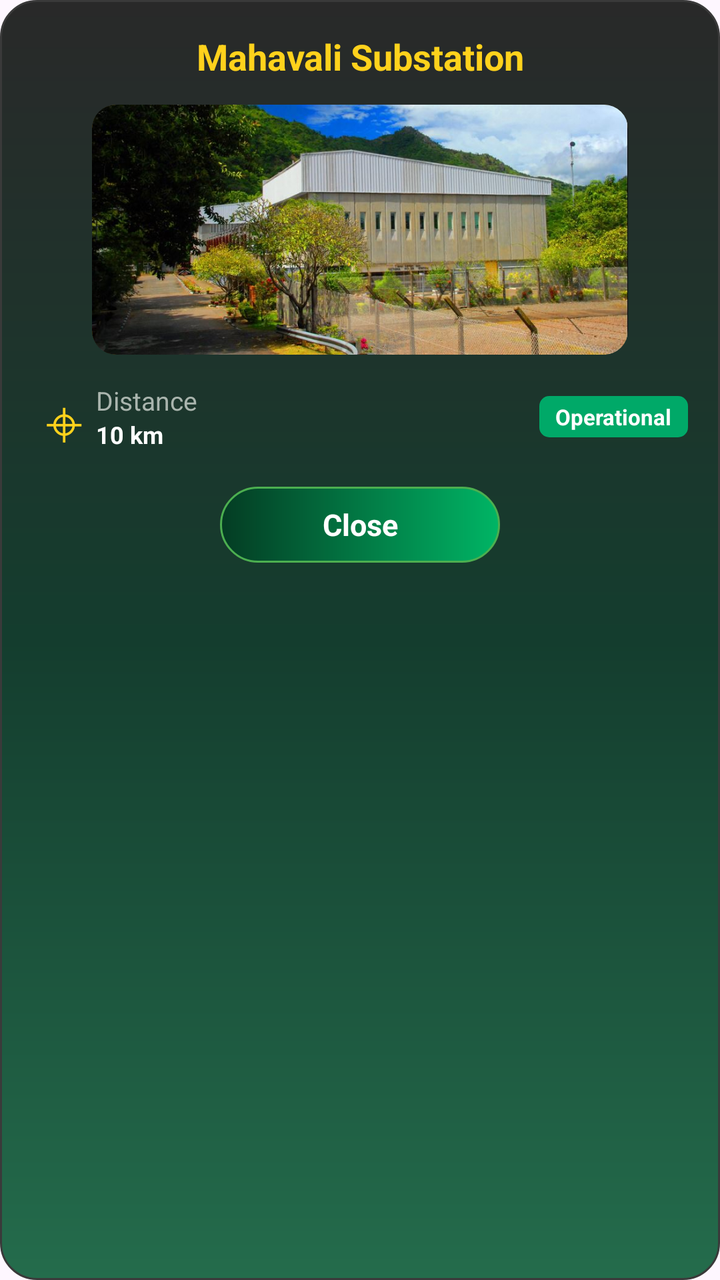
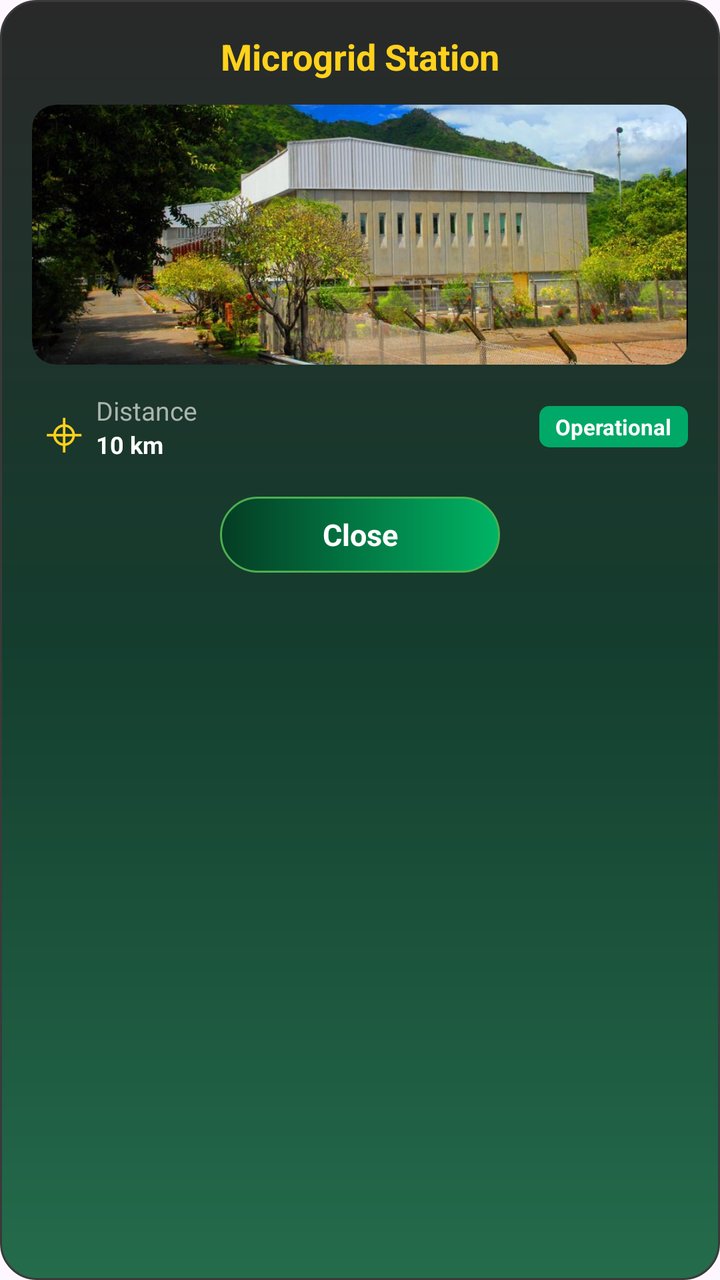

Two renders of the same Android screen: before a commit and after it. Below are the layout's source before the change and the commit's diff.
<!-- AndroidManifest.xml: application theme Theme.SolarGrid -->
<!-- res/layout/dialog_grid_operator_power_station.xml -->
<?xml version="1.0" encoding="utf-8"?>
<LinearLayout xmlns:android="http://schemas.android.com/apk/res/android"
    android:layout_width="300dp"
    android:layout_height="wrap_content"
    android:orientation="vertical"
    android:gravity="center_horizontal"
    android:padding="16dp"
    android:background="@drawable/modal_bg">

    
    <TextView
        android:id="@+id/stationTitle"
        android:layout_width="match_parent"
        android:layout_height="wrap_content"
        android:gravity="center"
        android:text="Mahavali Substation"
        android:textColor="#FFD21C"
        android:textSize="18sp"
        android:textStyle="bold"
        android:fontFamily="sans" />

    
    <FrameLayout
        android:layout_width="268dp"
        android:layout_height="125dp"
        android:layout_marginTop="12dp"
        android:background="@drawable/station_image_bg"
        android:clipChildren="true"
        android:clipToOutline="true">

        <ImageView
            android:id="@+id/stationImage"
            android:layout_width="match_parent"
            android:layout_height="match_parent"
            android:scaleType="centerCrop"
            android:src="@drawable/station"
            android:clipToOutline="true"
            android:outlineProvider="background"
            android:contentDescription="Power station image" />

    </FrameLayout>

    
    <LinearLayout
        android:layout_width="match_parent"
        android:layout_height="wrap_content"
        android:layout_marginTop="14dp"
        android:gravity="center_vertical"
        android:orientation="horizontal">

        
        <TextView
            android:layout_width="32dp"
            android:layout_height="32dp"
            android:gravity="center"
            android:text="⌖"
            android:textColor="#FFD21C"
            android:textSize="28sp" />

        
        <LinearLayout
            android:layout_width="0dp"
            android:layout_height="wrap_content"
            android:layout_weight="1"
            android:orientation="vertical">

            <TextView
                android:layout_width="wrap_content"
                android:layout_height="wrap_content"
                android:text="Distance"
                android:textColor="#AAB5AE"
                android:textSize="13sp" />

            <TextView
                android:id="@+id/stationDistance"
                android:layout_width="wrap_content"
                android:layout_height="wrap_content"
                android:text="10 km"
                android:textColor="#FFFFFF"
                android:textSize="12sp"
                android:textStyle="bold" />

        </LinearLayout>

        
        <TextView
            android:id="@+id/stationStatus"
            android:layout_width="wrap_content"
            android:layout_height="wrap_content"
            android:gravity="center"
            android:paddingStart="8dp"
            android:paddingEnd="8dp"
            android:paddingTop="3dp"
            android:paddingBottom="3dp"
            android:text="Operational"
            android:textColor="#FFFFFF"
            android:textSize="11sp"
            android:textStyle="bold"
            android:background="@drawable/today_badge" />

    </LinearLayout>

    
    <FrameLayout
        android:id="@+id/closeButton"
        android:layout_width="140dp"
        android:layout_height="38dp"
        android:layout_marginTop="18dp"
        android:clickable="true"
        android:focusable="true"
        android:background="@drawable/bg_energy_button">

        <TextView
            android:layout_width="match_parent"
            android:layout_height="match_parent"
            android:gravity="center"
            android:text="Close"
            android:textColor="#FFFFFF"
            android:textSize="15sp"
            android:textStyle="bold" />

    </FrameLayout>

</LinearLayout>
<!-- resources referenced by this layout -->
<resources>
  <!-- drawable bg_energy_button (drawable) -->
  <?xml version="1.0" encoding="utf-8"?>
  <shape xmlns:android="http://schemas.android.com/apk/res/android"
      android:shape="rectangle">
  
      <gradient
          android:type="linear"
          android:angle="0"
          android:startColor="#043C23"
          android:endColor="#00B565" />
  
      <corners android:radius="50dp" />
  
      <stroke
          android:width="1dp"
          android:color="#4CAF50" />
  
  </shape>
  <!-- drawable modal_bg (drawable) -->
  <?xml version="1.0" encoding="utf-8"?>
  <shape xmlns:android="http://schemas.android.com/apk/res/android"
      android:shape="rectangle">
  
      <gradient
          android:type="linear"
          android:angle="90"
          android:startColor="#246C4C"
          android:centerColor="#143D2E"
          android:endColor="#292929" />
  
      <stroke
          android:width="1dp"
          android:color="#3A3A3A" />
  
      <corners android:radius="18dp" />
  
  </shape>
  <!-- drawable station: jpg bitmap (drawable, 94509 bytes) -->
  <!-- drawable station_image_bg (drawable) -->
  <?xml version="1.0" encoding="utf-8"?>
  <shape xmlns:android="http://schemas.android.com/apk/res/android"
      android:shape="rectangle">
  
      <solid android:color="#FFFFFF" />
  
      <stroke
          android:width="1dp"
          android:color="#F6C119" />
  
      <corners android:radius="12dp" />
  
  </shape>
  <!-- drawable today_badge (drawable) -->
  <?xml version="1.0" encoding="utf-8"?>
  <shape xmlns:android="http://schemas.android.com/apk/res/android"
      android:shape="rectangle">
  
      <solid android:color="#00A968" />
  
      <corners android:radius="5dp" />
  
  </shape>
  <style name="Theme.SolarGrid" parent="Base.Theme.SolarGrid" />
  <style name="Base.Theme.SolarGrid" parent="Theme.Material3.DayNight.NoActionBar">
          
          
      </style>
</resources>

<!-- the commit's change to res/layout/dialog_grid_operator_power_station.xml (unified diff, before → after) -->
@@ -1,6 +1,6 @@
 <?xml version="1.0" encoding="utf-8"?>
 <LinearLayout xmlns:android="http://schemas.android.com/apk/res/android"
-    android:layout_width="300dp"
+    android:layout_width="match_parent"
     android:layout_height="wrap_content"
     android:orientation="vertical"
     android:gravity="center_horizontal"
@@ -13,7 +13,7 @@
         android:layout_width="match_parent"
         android:layout_height="wrap_content"
         android:gravity="center"
-        android:text="Mahavali Substation"
+        android:text="Microgrid Station"
         android:textColor="#FFD21C"
         android:textSize="18sp"
         android:textStyle="bold"
@@ -21,8 +21,8 @@
 
     
     <FrameLayout
-        android:layout_width="268dp"
-        android:layout_height="125dp"
+        android:layout_width="match_parent"
+        android:layout_height="130dp"
         android:layout_marginTop="12dp"
         android:background="@drawable/station_image_bg"
         android:clipChildren="true"
